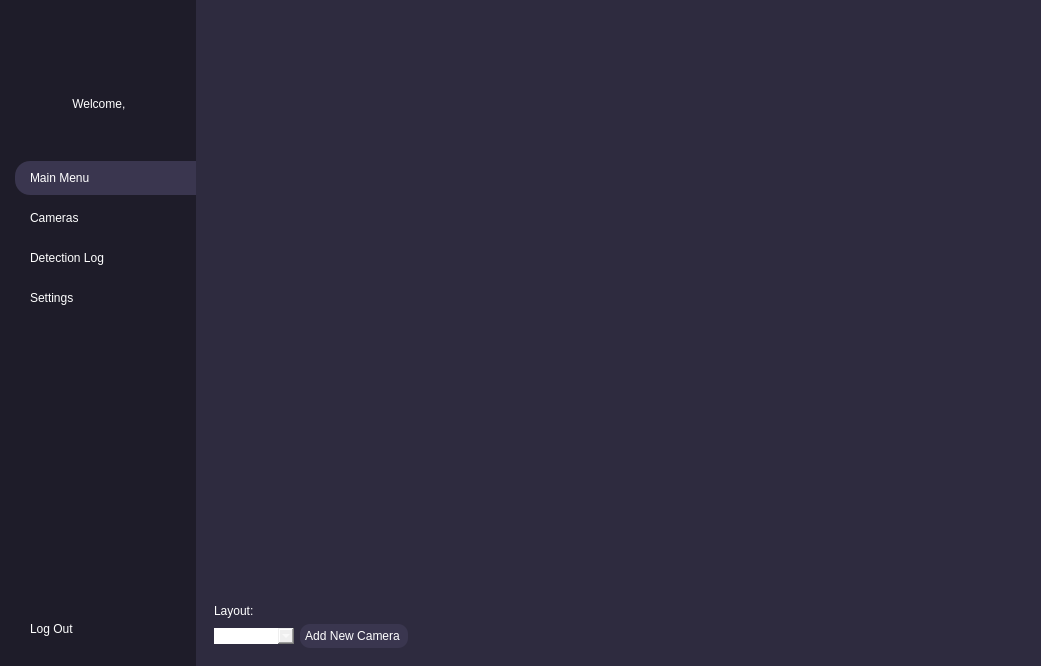
Old version of the form dev/client_side/UI/main_menu.ui in the repository TerranceCheng/YOLOv8-Weapon-Recognition-System.
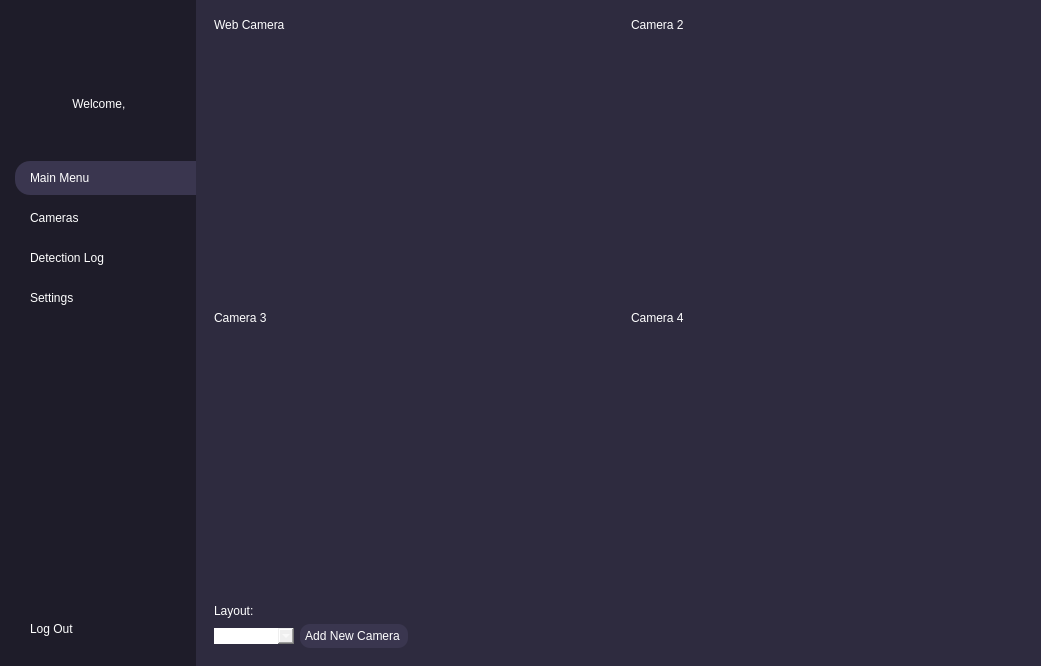
New version of the form. Icons and pictures are not drawn.

Commit message:
Camera Page new label for Cameras
- Added labels for cameras
- Added textbox for user to rename second camera's location

```diff
--- a/dev/client_side/UI/main_menu.ui
+++ b/dev/client_side/UI/main_menu.ui
@@ -509,39 +509,136 @@
        </layout>
       </widget>
       <widget class="QWidget" name="CamerasPage">
-       <layout class="QGridLayout" name="gridLayout_11">
+       <layout class="QGridLayout" name="gridLayout">
         <item row="0" column="0">
+         <widget class="QWidget" name="cam1Widget" native="true">
+          <layout class="QVBoxLayout" name="verticalLayout_10">
+           <item>
+            <widget class="QLabel" name="cam1Location">
+             <property name="sizePolicy">
+              <sizepolicy hsizetype="Preferred" vsizetype="Fixed">
+               <horstretch>0</horstretch>
+               <verstretch>0</verstretch>
+              </sizepolicy>
+             </property>
+             <property name="text">
+              <string>Web Camera</string>
+             </property>
+            </widget>
+           </item>
+           <item>
          <widget class="QLabel" name="cam1Label">
+             <property name="sizePolicy">
+              <sizepolicy hsizetype="Preferred" vsizetype="Preferred">
+               <horstretch>0</horstretch>
+               <verstretch>0</verstretch>
+              </sizepolicy>
+             </property>
           <property name="text">
            <string/>
           </property>
           <property name="alignment">
            <set>Qt::AlignCenter</set>
           </property>
+            </widget>
+           </item>
+          </layout>
          </widget>
         </item>
         <item row="0" column="1">
+         <widget class="QWidget" name="cam2Widget" native="true">
+          <layout class="QVBoxLayout" name="verticalLayout_11">
+           <item>
+            <widget class="QLabel" name="cam2Location">
+             <property name="sizePolicy">
+              <sizepolicy hsizetype="Preferred" vsizetype="Fixed">
+               <horstretch>0</horstretch>
+               <verstretch>0</verstretch>
+              </sizepolicy>
+             </property>
+             <property name="text">
+              <string>Camera 2</string>
+             </property>
+            </widget>
+           </item>
+           <item>
          <widget class="QLabel" name="cam2Label">
+             <property name="sizePolicy">
+              <sizepolicy hsizetype="Preferred" vsizetype="Preferred">
+               <horstretch>0</horstretch>
+               <verstretch>0</verstretch>
+              </sizepolicy>
+             </property>
           <property name="text">
            <string/>
           </property>
           <property name="alignment">
            <set>Qt::AlignCenter</set>
           </property>
+            </widget>
+           </item>
+          </layout>
          </widget>
         </item>
         <item row="1" column="0">
+         <widget class="QWidget" name="cam3Widget" native="true">
+          <layout class="QVBoxLayout" name="verticalLayout_9">
+           <item>
+            <widget class="QLabel" name="cam3Location">
+             <property name="sizePolicy">
+              <sizepolicy hsizetype="Preferred" vsizetype="Fixed">
+               <horstretch>0</horstretch>
+               <verstretch>0</verstretch>
+              </sizepolicy>
+             </property>
+             <property name="text">
+              <string>Camera 3</string>
+             </property>
+            </widget>
+           </item>
+           <item>
          <widget class="QLabel" name="cam3Label">
+             <property name="sizePolicy">
+              <sizepolicy hsizetype="Expanding" vsizetype="Preferred">
+               <horstretch>0</horstretch>
+               <verstretch>0</verstretch>
+              </sizepolicy>
+             </property>
           <property name="text">
            <string/>
           </property>
           <property name="alignment">
            <set>Qt::AlignCenter</set>
           </property>
+            </widget>
+           </item>
+          </layout>
          </widget>
         </item>
         <item row="1" column="1">
+         <widget class="QWidget" name="cam4Widget" native="true">
+          <layout class="QVBoxLayout" name="verticalLayout_7">
+           <item>
+            <widget class="QLabel" name="cam4Location">
+             <property name="sizePolicy">
+              <sizepolicy hsizetype="Preferred" vsizetype="Fixed">
+               <horstretch>0</horstretch>
+               <verstretch>0</verstretch>
+              </sizepolicy>
+             </property>
+             <property name="text">
+              <string>Camera 4</string>
+             </property>
+            </widget>
+           </item>
+           <item>
          <widget class="QLabel" name="cam4Label">
+             <property name="sizePolicy">
+              <sizepolicy hsizetype="Expanding" vsizetype="Preferred">
+               <horstretch>0</horstretch>
+               <verstretch>0</verstretch>
+              </sizepolicy>
+             </property>
           <property name="palette">
            <palette>
             <active>
@@ -641,8 +738,17 @@
           </property>
          </widget>
         </item>
-        <item row="2" column="0" colspan="2" alignment="Qt::AlignBottom">
+          </layout>
+         </widget>
+        </item>
+        <item row="2" column="0" colspan="2">
          <widget class="QWidget" name="camSettingWidget" native="true">
+          <property name="sizePolicy">
+           <sizepolicy hsizetype="Preferred" vsizetype="Fixed">
+            <horstretch>0</horstretch>
+            <verstretch>0</verstretch>
+           </sizepolicy>
+          </property>
           <layout class="QGridLayout" name="gridLayout_6">
            <item row="1" column="2">
             <spacer name="horizontalSpacer">
```
Lines whose indentation alone changed are shown as unchanged. The commit also changes 4 other files.
